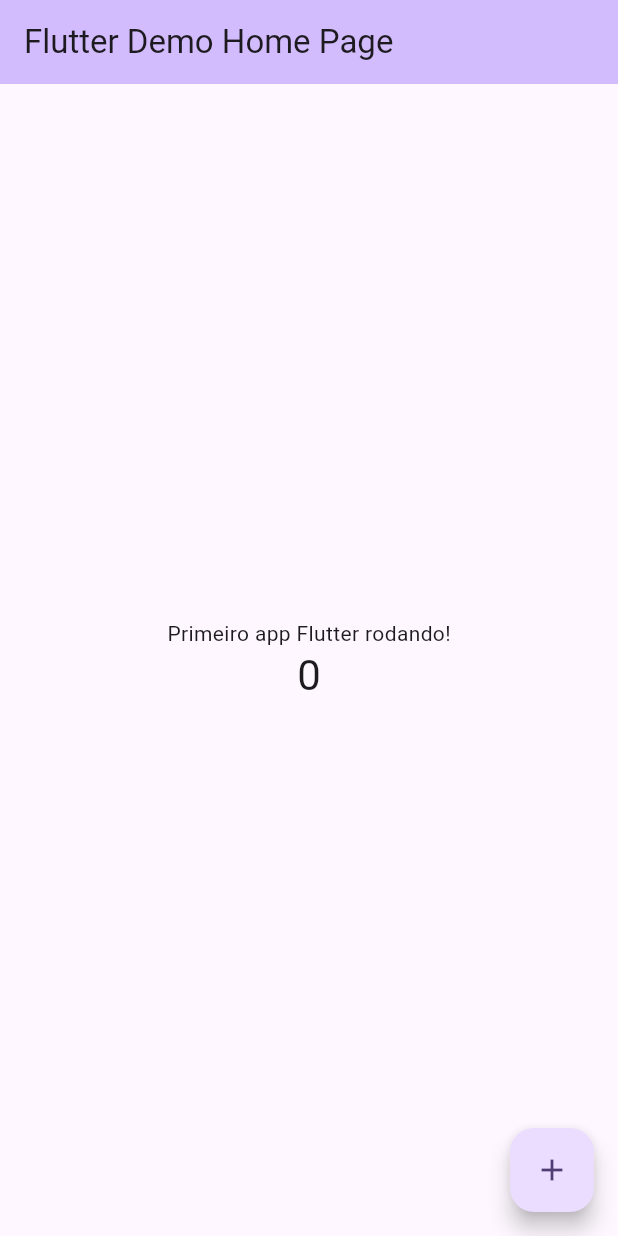
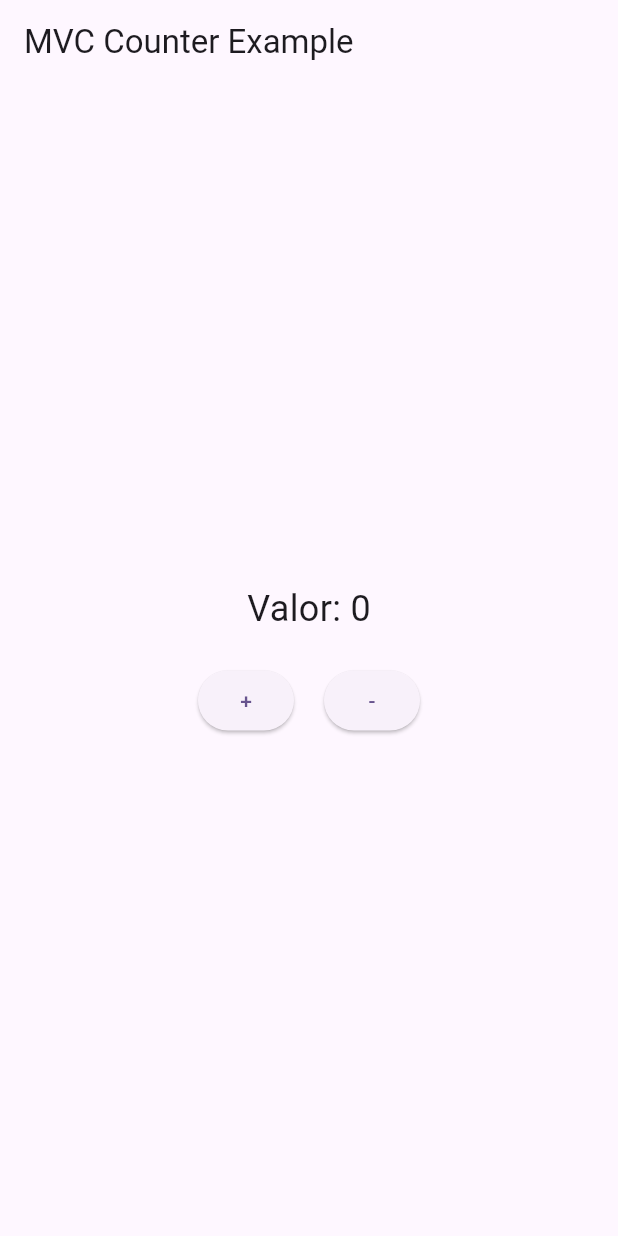
Before and after one commit to Juancjc/event_flow_flutter, a Flutter app: the screen it shows after launch, on a phone screen of 412 x 824 dp. Run offline on Flutter 3.47's test engine with Material 3 defaults, Android fonts, the phone set to English and light mode, and no system bars.

Commit message:
Implementa padrão MVC para o contador, substituindo MyHomePage por CounterScreen

```diff
--- /dev/null
+++ b/lib/controllers/counter_controller.dart
@@ -0,0 +1,15 @@
+import '../services/counter_service.dart';
+
+class CounterController {
+  final CounterService _service = CounterService();
+
+  int get value => _service.value;
+
+  void increment() {
+    _service.increment();
+  }
+
+  void decrement() {
+    _service.decrement();
+  }
+}
--- a/lib/main.dart
+++ b/lib/main.dart
@@ -1,4 +1,5 @@
 import 'package:flutter/material.dart';
+import 'screens/counter_screen.dart';
 
 void main() {
   runApp(const MyApp());
@@ -12,111 +13,12 @@ class MyApp extends StatelessWidget {
   Widget build(BuildContext context) {
     return MaterialApp(
       title: 'Flutter Demo',
-      theme: ThemeData(
-        // This is the theme of your application.
-        //
-        // TRY THIS: Try running your application with "flutter run". You'll see
-        // the application has a purple toolbar. Then, without quitting the app,
-        // try changing the seedColor in the colorScheme below to Colors.green
-        // and then invoke "hot reload" (save your changes or press the "hot
-        // reload" button in a Flutter-supported IDE, or press "r" if you used
-        // the command line to start the app).
-        //
-        // Notice that the counter didn't reset back to zero; the application
-        // state is not lost during the reload. To reset the state, use hot
-        // restart instead.
-        //
-        // This works for code too, not just values: Most code changes can be
-        // tested with just a hot reload.
-        colorScheme: .fromSeed(seedColor: Colors.deepPurple),
-      ),
-      home: const MyHomePage(title: 'Flutter Demo Home Page'),
+      theme: ThemeData(colorScheme: .fromSeed(seedColor: Colors.deepPurple)),
+      home: const CounterScreen(),
     );
   }
 }
 
-class MyHomePage extends StatefulWidget {
-  const MyHomePage({super.key, required this.title});
+// Removido: MyHomePage antigo, agora usando CounterView MVC
 
-  // This widget is the home page of your application. It is stateful, meaning
-  // that it has a State object (defined below) that contains fields that affect
-  // how it looks.
-
-  // This class is the configuration for the state. It holds the values (in this
-  // case the title) provided by the parent (in this case the App widget) and
-  // used by the build method of the State. Fields in a Widget subclass are
-  // always marked "final".
-
-  final String title;
-
-  @override
-  State<MyHomePage> createState() => _MyHomePageState();
-}
-
-class _MyHomePageState extends State<MyHomePage> {
-  int _counter = 0;
-
-  void _incrementCounter() {
-    setState(() {
-      // This call to setState tells the Flutter framework that something has
-      // changed in this State, which causes it to rerun the build method below
-      // so that the display can reflect the updated values. If we changed
-      // _counter without calling setState(), then the build method would not be
-      // called again, and so nothing would appear to happen.
-      _counter++;
-    });
-  }
-
-  @override
-  Widget build(BuildContext context) {
-    // This method is rerun every time setState is called, for instance as done
-    // by the _incrementCounter method above.
-    //
-    // The Flutter framework has been optimized to make rerunning build methods
-    // fast, so that you can just rebuild anything that needs updating rather
-    // than having to individually change instances of widgets.
-    return Scaffold(
-      appBar: AppBar(
-        // TRY THIS: Try changing the color here to a specific color (to
-        // Colors.amber, perhaps?) and trigger a hot reload to see the AppBar
-        // change color while the other colors stay the same.
-        backgroundColor: Theme.of(context).colorScheme.inversePrimary,
-        // Here we take the value from the MyHomePage object that was created by
-        // the App.build method, and use it to set our appbar title.
-        title: Text(widget.title),
-      ),
-      body: Center(
-        // Center is a layout widget. It takes a single child and positions it
-        // in the middle of the parent.
-        child: Column(
-          // Column is also a layout widget. It takes a list of children and
-          // arranges them vertically. By default, it sizes itself to fit its
-          // children horizontally, and tries to be as tall as its parent.
-          //
-          // Column has various properties to control how it sizes itself and
-          // how it positions its children. Here we use mainAxisAlignment to
-          // center the children vertically; the main axis here is the vertical
-          // axis because Columns are vertical (the cross axis would be
-          // horizontal).
-          //
-          // TRY THIS: Invoke "debug painting" (choose the "Toggle Debug Paint"
-          // action in the IDE, or press "p" in the console), to see the
-          // wireframe for each widget.
-          mainAxisAlignment: .center,
-          children: [
-            const Text('Primeiro app Flutter rodando!'),
-            Text(
-              '$_counter',
-              style: Theme.of(context).textTheme.headlineMedium,
-            ),
-          ],
-        ),
-      ),
-      floatingActionButton: FloatingActionButton(
-        onPressed: _incrementCounter,
-        tooltip: 'Increment',
-        child: const Icon(Icons.add),
-      ),
-    );
-  }
-}
+// O padrão MVC está implementado em lib/models, lib/services, lib/controllers e lib/views.
--- /dev/null
+++ b/lib/models/counter_model.dart
@@ -0,0 +1,4 @@
+class CounterModel {
+  int value;
+  CounterModel({this.value = 0});
+}
--- /dev/null
+++ b/lib/screens/counter_screen.dart
@@ -0,0 +1,50 @@
+import 'package:flutter/material.dart';
+import '../controllers/counter_controller.dart';
+
+class CounterScreen extends StatefulWidget {
+  const CounterScreen({super.key});
+
+  @override
+  State<CounterScreen> createState() => _CounterScreenState();
+}
+
+class _CounterScreenState extends State<CounterScreen> {
+  final CounterController _controller = CounterController();
+
+  void _update(void Function() fn) {
+    setState(fn);
+  }
+
+  @override
+  Widget build(BuildContext context) {
+    return Scaffold(
+      appBar: AppBar(title: const Text('MVC Counter Example')),
+      body: Center(
+        child: Column(
+          mainAxisAlignment: MainAxisAlignment.center,
+          children: [
+            Text(
+              'Valor: ${_controller.value}',
+              style: const TextStyle(fontSize: 24),
+            ),
+            const SizedBox(height: 20),
+            Row(
+              mainAxisAlignment: MainAxisAlignment.center,
+              children: [
+                ElevatedButton(
+                  onPressed: () => _update(_controller.increment),
+                  child: const Text('+'),
+                ),
+                const SizedBox(width: 20),
+                ElevatedButton(
+                  onPressed: () => _update(_controller.decrement),
+                  child: const Text('-'),
+                ),
+              ],
+            ),
+          ],
+        ),
+      ),
+    );
+  }
+}
--- /dev/null
+++ b/lib/services/counter_service.dart
@@ -0,0 +1,15 @@
+import '../models/counter_model.dart';
+
+class CounterService {
+  CounterModel _counter = CounterModel();
+
+  int get value => _counter.value;
+
+  void increment() {
+    _counter.value++;
+  }
+
+  void decrement() {
+    _counter.value--;
+  }
+}
```
